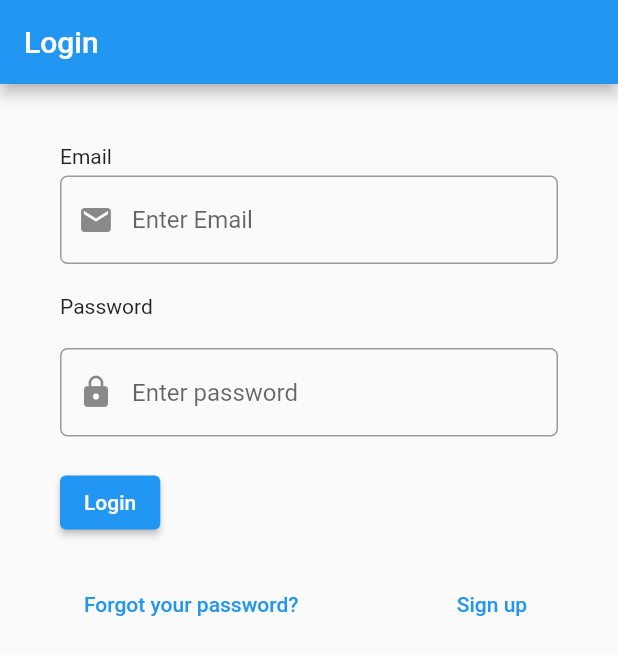
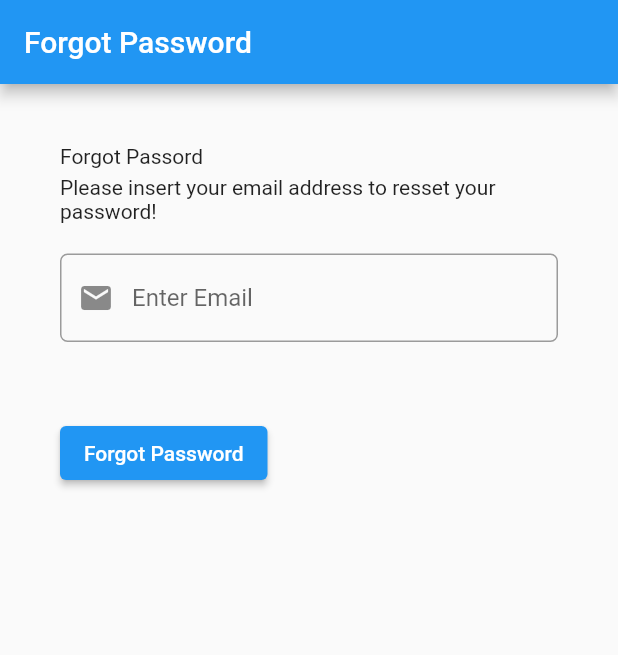
Before and after one commit to alexandrelpaun/new_sales, a Flutter app: the Login screen opened directly, after a tap on "Forgot your password?", on a phone screen of 412 x 824 dp. Shown: the top 655 px of the screen. Run offline on Flutter 3.47's test engine with Material 2 defaults, Android fonts, the phone set to English and light mode, and no system bars; our stand-ins replace email_validator, firebase_auth, firebase_core; accounts and stored records are empty.

Commit message:
Firebase on Forgot Password

```diff
--- a/lib/main.dart
+++ b/lib/main.dart
@@ -1,5 +1,6 @@
 import 'package:auto_sales_flutter/cars/formular_cars.dart';
 import 'package:auto_sales_flutter/models/anunt_piese.dart';
+import 'package:auto_sales_flutter/screens/forgot_password.dart';
 import 'package:auto_sales_flutter/screens/login.dart';
 import 'package:auto_sales_flutter/screens/register.dart';
 import 'package:firebase_core/firebase_core.dart';
--- /dev/null
+++ b/lib/screens/forgot_password.dart
@@ -0,0 +1,87 @@
+import 'package:flutter/material.dart';
+import 'package:firebase_auth/firebase_auth.dart';
+import 'package:email_validator/email_validator.dart';
+import 'package:auto_sales_flutter/screens/login.dart';
+import 'package:email_validator/email_validator.dart';
+
+class ForgotPassword extends StatefulWidget {
+  ForgotPassword({super.key});
+
+  @override
+  State<ForgotPassword> createState() => _ForgotPasswordState();
+}
+
+class _ForgotPasswordState extends State<ForgotPassword> {
+  final GlobalKey<FormState> _formKey = GlobalKey<FormState>();
+  TextEditingController _emailController = TextEditingController();
+  final _auth = FirebaseAuth.instance;
+
+  @override
+  Widget build(BuildContext context) {
+    return Scaffold(
+      appBar: AppBar(
+        title: Text('Forgot Password'),
+      ),
+      body: Container(
+        padding: EdgeInsets.all(40.0),
+        child: Form(
+          key: _formKey,
+          child: Column(
+            crossAxisAlignment: CrossAxisAlignment.start,
+            children: [
+              Text(
+                'Forgot Passord',
+              ),
+              SizedBox(height: 5.0),
+              Text(
+                'Please insert your email address to resset your password!',
+                selectionColor: Color.fromARGB(255, 0, 6, 10),
+              ),
+              SizedBox(height: 20.0),
+              TextFormField(
+                keyboardType: TextInputType.emailAddress,
+                decoration: InputDecoration(
+                  hintText: 'Enter Email',
+                  prefixIcon: Icon(Icons.email),
+                  border: OutlineInputBorder(
+                    borderRadius: BorderRadius.circular(5.0),
+                  ),
+                ),
+                controller: _emailController,
+                validator: (value) {
+                  if (value != null && !EmailValidator.validate(value)) {
+                    return ' Please enter your email';
+                  } else {
+                    return null;
+                  }
+                },
+              ),
+              SizedBox(height: 50.0),
+              ElevatedButton(
+                child: Text('Forgot Password'),
+                onPressed: () async {
+                  if (_formKey.currentState!.validate()) {
+                    print('${_emailController.text}');
+                    try {
+                      final newPassword = await _auth.sendPasswordResetEmail(
+                          email: _emailController.text);
+
+                      Navigator.pushAndRemoveUntil(
+                          context,
+                          MaterialPageRoute(
+                            builder: (context) => Login(),
+                          ),
+                          (route) => false);
+                    } on FirebaseAuthException catch (e) {
+                      print(e);
+                    }
+                  }
+                },
+              ),
+            ],
+          ),
+        ),
+      ),
+    );
+  }
+}
--- a/lib/screens/login.dart
+++ b/lib/screens/login.dart
@@ -1,4 +1,5 @@
 import 'package:auto_sales_flutter/cars/anunturi_masini.dart';
+import 'package:auto_sales_flutter/screens/forgot_password.dart';
 import 'package:firebase_auth/firebase_auth.dart';
 import 'package:flutter/src/widgets/container.dart';
 import 'package:flutter/src/widgets/framework.dart';
@@ -65,7 +66,7 @@ class _LoginState extends State<Login> {
                   controller: _passwordController,
                   autofocus: false,
                   validator: (value) {
-                    if (value == null || value.isEmpty) {
+                    if (value != null && !EmailValidator.validate(value)) {
                       return ' Please enter your password';
                     } else {
                       return null;
@@ -114,7 +115,13 @@ class _LoginState extends State<Login> {
                   mainAxisAlignment: MainAxisAlignment.spaceBetween,
                   children: [
                     MaterialButton(
-                      onPressed: () {},
+                      onPressed: () {
+                        Navigator.pushAndRemoveUntil(
+                            context,
+                            MaterialPageRoute(
+                                builder: (context) => ForgotPassword()),
+                            (route) => false);
+                      },
                       child: Text(
                         'Forgot your password?',
                         textAlign: TextAlign.left,
```
